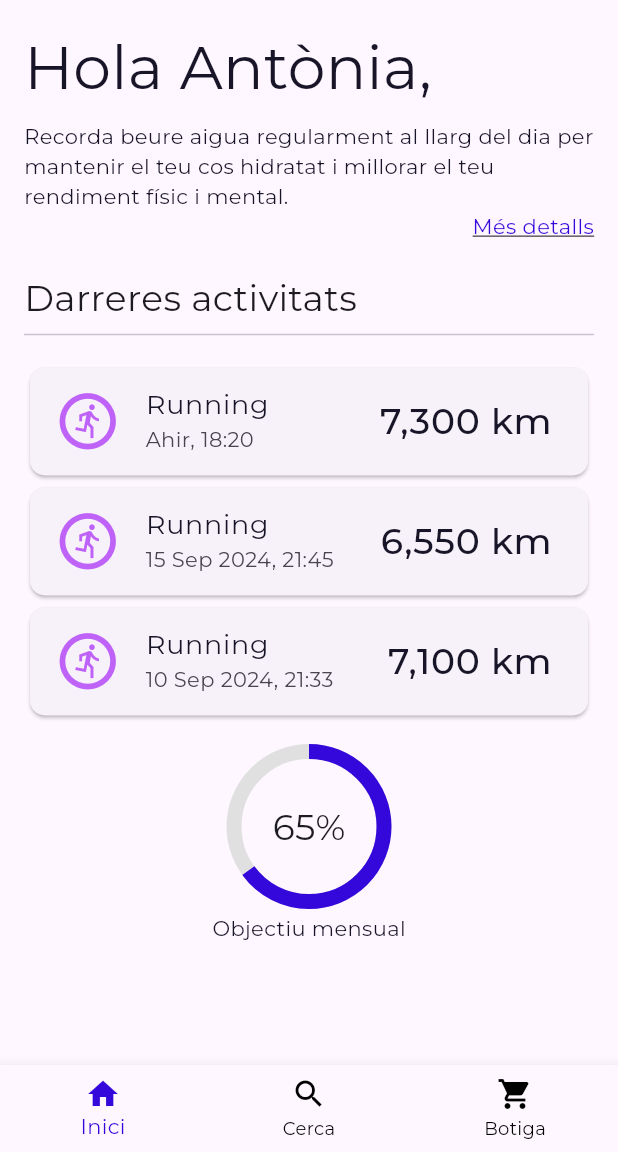
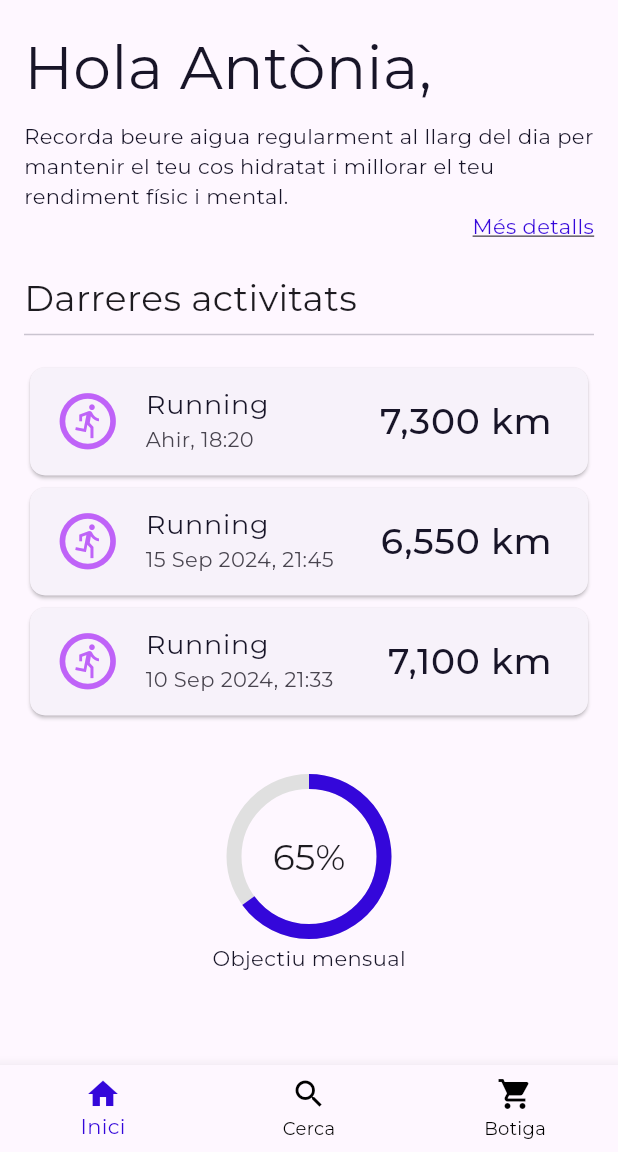
Before and after one commit to aguve/activitat_1punt3, a Flutter app: the screen it shows after launch, on a phone screen of 412 x 824 dp, the part 84-1236 px from its top. Run offline on Flutter 3.47's test engine with Material 3 defaults, Android fonts, the light colour scheme and no system bars; our stand-ins replace google_fonts; network calls fail.

```diff
--- a/lib/screens/home_page.dart
+++ b/lib/screens/home_page.dart
@@ -82,7 +82,7 @@ class HomePage extends StatelessWidget {
                       Icons.run_circle_outlined),
                 ],
               ),
-              const SizedBox(height: 20),
+              const SizedBox(height: 40),
               // Indicador de progrés personal
               Center(
                 child: Column(
```
Also changed, not shown: lib/screens/profile_page.dart (+4 -4 lines).
